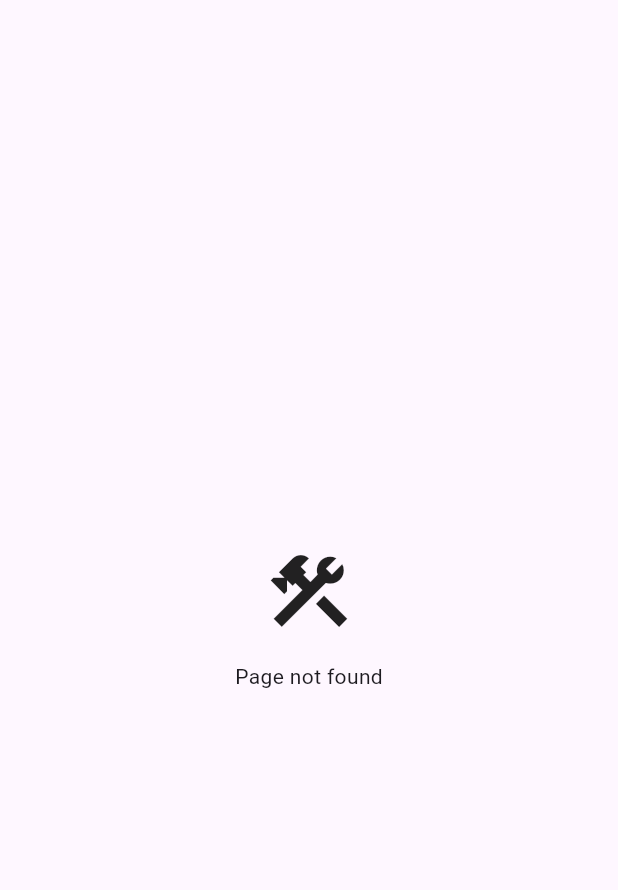
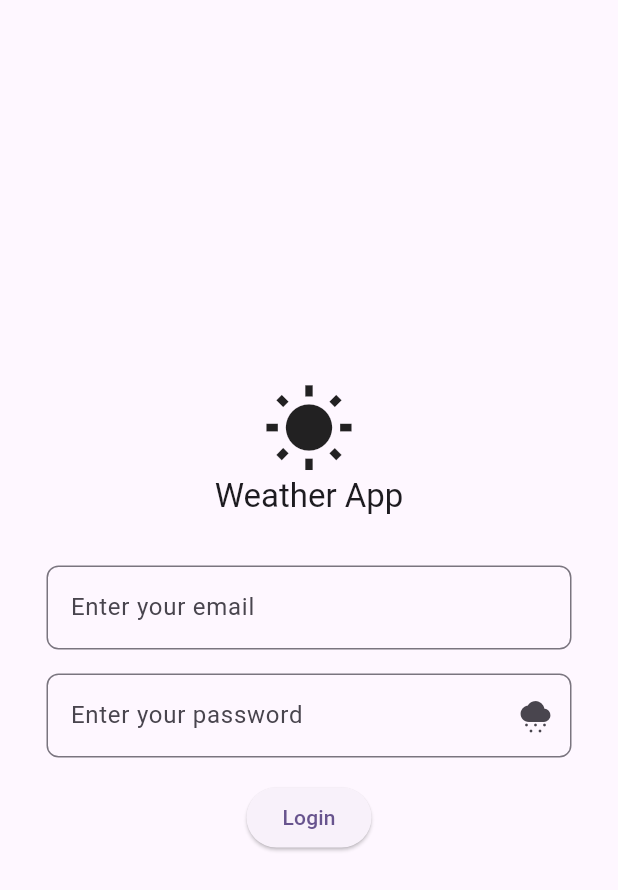
Before and after one commit to denimobs/my_weather, a Flutter app: the screen it shows after launch, on a phone screen of 412 x 824 dp. Shown: the top 890 px of the screen. Run offline on Flutter 3.47's test engine with Material 3 defaults, Android fonts, the phone set to English and light mode, and no system bars; our stand-ins replace flutter_hooks, flutter_riverpod, hooks_riverpod, riverpod_annotation; generated files the repository leaves out were written again.

Commit message:
feat/added login page

```diff
--- a/lib/core/config/routes.dart
+++ b/lib/core/config/routes.dart
@@ -1,10 +1,12 @@
 import 'package:flutter/material.dart';
 
+import '../../modules/auth/presentation/pages/login/login_page.dart';
 import '../../modules/auth/presentation/pages/splash_screen/splash_screen.dart';
 import '../widgets/not_found_page.dart';
 
 abstract class Routes {
   static const initial = '/';
+  static const home = '/home';
   static const login = '/login';
 
   static Route<dynamic>? onGenerateRoute(RouteSettings settings) {
@@ -13,6 +15,10 @@ abstract class Routes {
         return MaterialPageRoute(
           builder: (_) => const SplashScreen(),
         );
+      case login:
+        return MaterialPageRoute(
+          builder: (_) => const LoginPage(),
+        );
       default:
         return MaterialPageRoute(
           builder: (_) => const NotFoundPage(),
--- /dev/null
+++ b/lib/core/utils/extensions/string.dart
@@ -0,0 +1,6 @@
+extension StringX on String {
+  bool get isEmail {
+    final regex = RegExp(r'^[a-zA-Z0-9.]+@[a-zA-Z0-9]+\.[a-zA-Z]+');
+    return regex.hasMatch(this);
+  }
+}
--- /dev/null
+++ b/lib/core/widgets/loading_wrapper.dart
@@ -0,0 +1,32 @@
+import 'package:flutter/material.dart';
+import 'package:flutter_riverpod/flutter_riverpod.dart';
+
+import 'loading_page.dart';
+
+class LoadingWrapper extends ConsumerWidget {
+  const LoadingWrapper({
+    super.key,
+    required this.child,
+    this.providers = const [],
+  });
+
+  final Widget child;
+  final List<ProviderListenable<AsyncValue>> providers;
+
+  @override
+  Widget build(BuildContext context, WidgetRef ref) {
+    for (var provider in providers) {
+      final state = ref.watch(provider);
+      if (!state.isLoading) continue;
+
+      return Stack(
+        children: [
+          child,
+          const LoadingPage(),
+        ],
+      );
+    }
+
+    return child;
+  }
+}
--- /dev/null
+++ b/lib/core/widgets/password_form_field.dart
@@ -0,0 +1,41 @@
+import 'package:flutter/material.dart';
+import 'package:flutter_hooks/flutter_hooks.dart';
+
+class PasswordFormField extends HookWidget {
+  const PasswordFormField({
+    super.key,
+    this.initialValue,
+    this.controller,
+    this.hintText,
+    this.labelText,
+    this.validator,
+    this.prefixIcon,
+  });
+
+  final String? initialValue;
+  final TextEditingController? controller;
+  final String? hintText;
+  final String? labelText;
+  final String? Function(String?)? validator;
+  final Widget? prefixIcon;
+
+  @override
+  Widget build(BuildContext context) {
+    final obscure = useState(true);
+
+    return TextFormField(
+      controller: controller,
+      validator: validator,
+      obscureText: obscure.value,
+      decoration: InputDecoration(
+        hintText: hintText,
+        labelText: labelText,
+        prefixIcon: prefixIcon,
+        suffixIcon: IconButton(
+          onPressed: () => obscure.value = !obscure.value,
+          icon: Icon(obscure.value ? Icons.cloudy_snowing : Icons.sunny),
+        ),
+      ),
+    );
+  }
+}
--- /dev/null
+++ b/lib/modules/auth/presentation/controllers/auth_controller.dart
@@ -0,0 +1,30 @@
+import 'package:riverpod_annotation/riverpod_annotation.dart';
+
+part 'auth_controller.g.dart';
+
+@Riverpod(keepAlive: true)
+class AuthController extends _$AuthController {
+  @override
+  set state(AuthState value) => super.state = value;
+
+  @override
+  AuthState build() {
+    return Unauthenticated();
+  }
+}
+
+sealed class AuthState {
+  T fold<T>({
+    required T Function(Authenticated) authenticated,
+    required T Function(Unauthenticated) unauthenticated,
+  }) {
+    return switch (this) {
+      Authenticated authenticated_ => authenticated(authenticated_),
+      Unauthenticated unauthenticated_ => unauthenticated(unauthenticated_),
+    };
+  }
+}
+
+class Authenticated extends AuthState {}
+
+class Unauthenticated extends AuthState {}
--- /dev/null
+++ b/lib/modules/auth/presentation/controllers/login_controller.dart
@@ -0,0 +1,20 @@
+import 'package:riverpod_annotation/riverpod_annotation.dart';
+
+part 'login_controller.g.dart';
+
+@riverpod
+class LoginController extends _$LoginController {
+  @override
+  AsyncValue<String?> build() {
+    return const AsyncValue.data(null);
+  }
+
+  Future<void> login({
+    required String email,
+    required String password,
+  }) async {
+    state = const AsyncLoading();
+    await Future.delayed(const Duration(seconds: 2));
+    state = const AsyncValue.data('api_token');
+  }
+}
--- /dev/null
+++ b/lib/modules/auth/presentation/pages/login/layout/_smartphone_layout.dart
@@ -0,0 +1,44 @@
+part of '../login_page.dart';
+
+class _SmartphoneLayout extends StatelessWidget {
+  const _SmartphoneLayout({
+    required this.formKey,
+    required this.emailController,
+    required this.passwordController,
+  });
+
+  final GlobalKey<FormState> formKey;
+  final TextEditingController emailController;
+  final TextEditingController passwordController;
+
+  @override
+  Widget build(BuildContext context) {
+    return Scaffold(
+      body: Center(
+        child: SingleChildScrollView(
+          padding: const EdgeInsets.all(16),
+          child: ConstrainedBox(
+            constraints: const BoxConstraints(maxWidth: 350),
+            child: Column(
+              children: [
+                const _Title(),
+                const SizedBox(height: 32),
+                _LoginForm(
+                  formKey: formKey,
+                  emailController: emailController,
+                  passwordController: passwordController,
+                ),
+                const SizedBox(height: 16),
+                _LoginButton(
+                  formKey: formKey,
+                  emailController: emailController,
+                  passwordController: passwordController,
+                ),
+              ],
+            ),
+          ),
+        ),
+      ),
+    );
+  }
+}
--- /dev/null
+++ b/lib/modules/auth/presentation/pages/login/login_page.dart
@@ -0,0 +1,79 @@
+import 'package:flutter/material.dart';
+import 'package:flutter_hooks/flutter_hooks.dart';
+import 'package:hooks_riverpod/hooks_riverpod.dart';
+
+import '../../../../../core/config/routes.dart';
+import '../../../../../core/utils/extensions/build_context.dart';
+import '../../../../../core/utils/extensions/string.dart';
+import '../../../../../core/widgets/error_dialog.dart';
+import '../../../../../core/widgets/loading_wrapper.dart';
+import '../../../../../core/widgets/password_form_field.dart';
+import '../../controllers/auth_controller.dart';
+import '../../controllers/login_controller.dart';
+
+part 'layout/_smartphone_layout.dart';
+part 'layout/_tablet_layout.dart';
+part 'widgets/_login_button.dart';
+part 'widgets/_login_form.dart';
+part 'widgets/_title.dart';
+
+class LoginPage extends HookConsumerWidget {
+  const LoginPage({super.key});
+
+  void _onLogin({
+    required BuildContext context,
+    required WidgetRef ref,
+    required AsyncValue<String?> state,
+  }) {
+    switch (state) {
+      case AsyncData():
+        final notifier = ref.read(authControllerProvider.notifier);
+        notifier.state = Authenticated();
+        context.navigator.pushReplacementNamed(Routes.home);
+
+      case AsyncError(:final error):
+        ErrorDialog.show(
+          context: context,
+          title: 'Failed to login',
+          message: error.toString(),
+        );
+    }
+  }
+
+  @override
+  Widget build(BuildContext context, WidgetRef ref) {
+    final formKey = useMemoized(() => GlobalKey<FormState>());
+    final emailController = useTextEditingController();
+    final passwordController = useTextEditingController();
+
+    ref.listen(loginControllerProvider, (_, state) {
+      return _onLogin(
+        context: context,
+        ref: ref,
+        state: state,
+      );
+    });
+
+    final deviceType = context.deviceType;
+    return LoadingWrapper(
+      providers: [loginControllerProvider],
+      child: deviceType.fold(
+        smartphone: (smartphone) => _SmartphoneLayout(
+          formKey: formKey,
+          emailController: emailController,
+          passwordController: passwordController,
+        ),
+        tablet: (tablet) => _TabletLayout(
+          formKey: formKey,
+          emailController: emailController,
+          passwordController: passwordController,
+        ),
+        desktop: (desktop) => _TabletLayout(
+          formKey: formKey,
+          emailController: emailController,
+          passwordController: passwordController,
+        ),
+      ),
+    );
+  }
+}
--- /dev/null
+++ b/lib/modules/auth/presentation/pages/login/widgets/_login_button.dart
@@ -0,0 +1,34 @@
+part of '../login_page.dart';
+
+class _LoginButton extends ConsumerWidget {
+  const _LoginButton({
+    required this.formKey,
+    required this.emailController,
+    required this.passwordController,
+  });
+
+  final GlobalKey<FormState> formKey;
+  final TextEditingController emailController;
+  final TextEditingController passwordController;
+
+  void validateAndSubmit(WidgetRef ref) {
+    if (!formKey.currentState!.validate()) return;
+
+    final email = emailController.text.trim();
+    final password = passwordController.text.trim();
+
+    final notifier = ref.read(loginControllerProvider.notifier);
+    notifier.login(
+      email: email,
+      password: password,
+    );
+  }
+
+  @override
+  Widget build(BuildContext context, WidgetRef ref) {
+    return ElevatedButton(
+      onPressed: () => validateAndSubmit(ref),
+      child: const Text('Login'),
+    );
+  }
+}
--- /dev/null
+++ b/lib/modules/auth/presentation/pages/login/widgets/_login_form.dart
@@ -0,0 +1,48 @@
+part of '../login_page.dart';
+
+class _LoginForm extends StatelessWidget {
+  const _LoginForm({
+    required this.formKey,
+    required this.emailController,
+    required this.passwordController,
+  });
+
+  final GlobalKey<FormState> formKey;
+  final TextEditingController emailController;
+  final TextEditingController passwordController;
+
+  String? _validateEmail(String? value) {
+    if (value!.isEmpty) {
+      return 'Please enter your email';
+    }
+
+    if (!value.isEmail) {
+      return 'Please enter a valid email';
+    }
+
+    return null;
+  }
+
+  @override
+  Widget build(BuildContext context) {
+    return Form(
+      key: formKey,
+      child: Column(
+        children: [
+          TextFormField(
+            controller: emailController,
+            validator: _validateEmail,
+            decoration: const InputDecoration(
+              hintText: 'Enter your email',
+            ),
+          ),
+          const SizedBox(height: 16),
+          PasswordFormField(
+            controller: passwordController,
+            hintText: 'Enter your password',
+          ),
+        ],
+      ),
+    );
+  }
+}
--- /dev/null
+++ b/lib/modules/auth/presentation/pages/login/widgets/_title.dart
@@ -0,0 +1,20 @@
+part of '../login_page.dart';
+
+class _Title extends StatelessWidget {
+  const _Title({super.key});
+
+  @override
+  Widget build(BuildContext context) {
+    return Column(
+      mainAxisSize: MainAxisSize.min,
+      crossAxisAlignment: CrossAxisAlignment.center,
+      children: [
+        const Icon(Icons.wb_sunny, size: 62),
+        Text(
+          'Weather App',
+          style: context.textTheme.titleLarge,
+        ),
+      ],
+    );
+  }
+}
```
Also changed, not shown: lib/core/widgets/error_dialog.dart (added, +53 -0 lines), lib/core/widgets/loading_page.dart (added, +18 -0 lines), lib/modules/auth/presentation/pages/login/layout/_tablet_layout.dart (added, +50 -0 lines).
